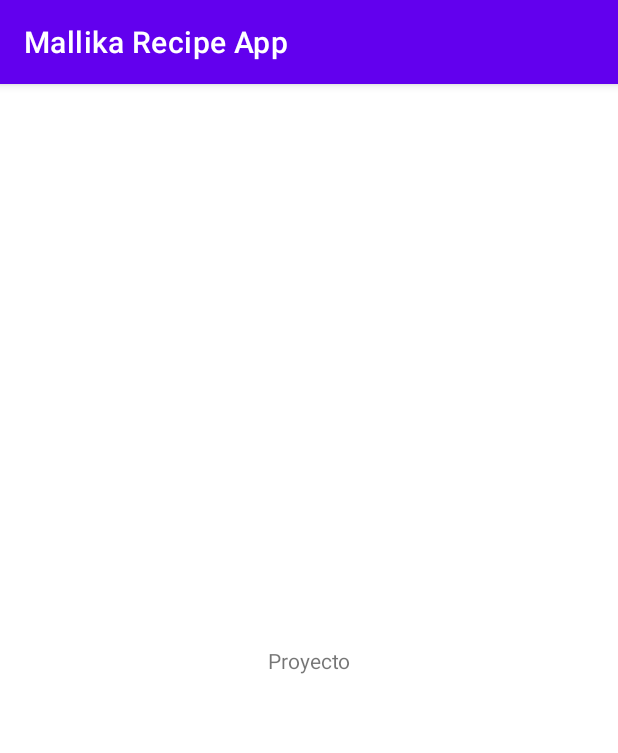
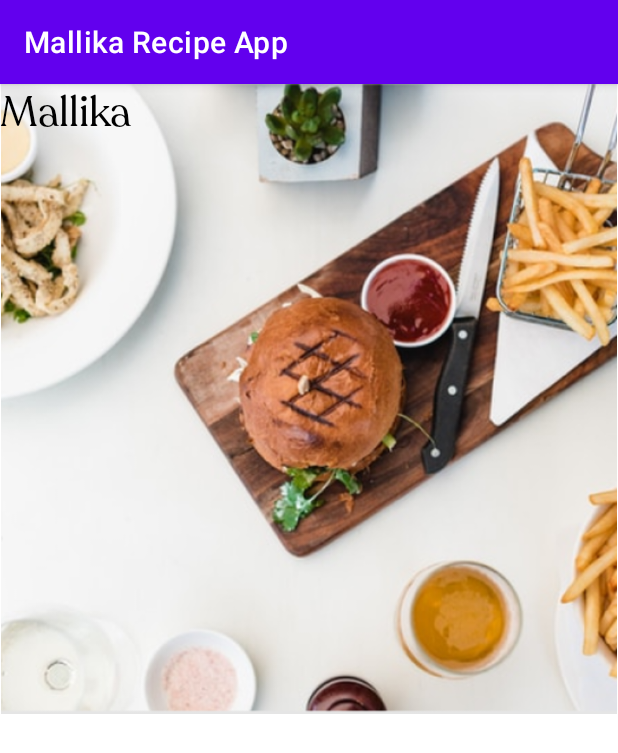
Before and after one commit to HenrryBT/mallika-cookbook-app, an Android app: the screen it shows after launch (MainActivity), on a phone screen of 412 x 824 dp. Shown: the top 753 px of the screen. Run offline under Robolectric (Android 15) with nearby library versions, the phone set to English and light mode, and no system bars.

Commit message:
Adding colors

```diff
--- a/app/src/main/res/layout/activity_main.xml
+++ b/app/src/main/res/layout/activity_main.xml
@@ -6,13 +6,25 @@
     android:layout_height="match_parent"
     tools:context=".MainActivity">
 
+    <ImageView
+        android:id="@+id/imageView"
+        android:layout_width="0dp"
+        android:layout_height="420dp"
+        app:layout_constraintEnd_toEndOf="parent"
+        app:layout_constraintHorizontal_bias="0"
+        app:layout_constraintStart_toStartOf="parent"
+        app:layout_constraintTop_toTopOf="parent"
+        app:srcCompat="@drawable/main" />
+
     <TextView
+        android:id="@+id/textView"
         android:layout_width="wrap_content"
         android:layout_height="wrap_content"
-        android:text="Proyecto"
-        app:layout_constraintBottom_toBottomOf="parent"
-        app:layout_constraintEnd_toEndOf="parent"
-        app:layout_constraintStart_toStartOf="parent"
-        app:layout_constraintTop_toTopOf="parent" />
+        android:fontFamily="@font/recoleta_regular"
+        android:text="Mallika"
+        android:textColor="@color/black"
+        android:textSize="28sp"
+        tools:layout_editor_absoluteX="183dp"
+        tools:layout_editor_absoluteY="223dp" />
 
 </androidx.constraintlayout.widget.ConstraintLayout>
```
Also changed, not shown: app/src/main/res/values/colors.xml (+10 -0 lines), app/src/main/res/drawable-v24/main.png (added).
